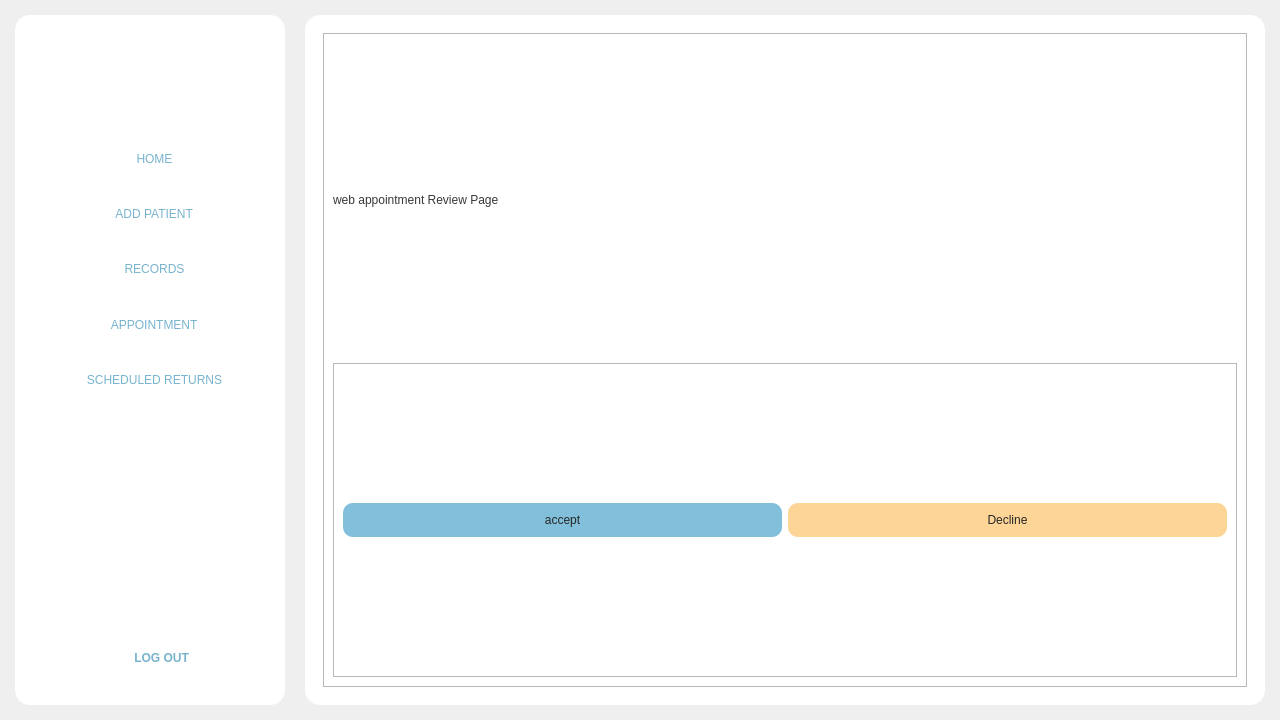
The window that Frontend/Home.ui (DreddVDomasian/Petmate-Desktop-Application) describes before a commit, drawn with Qt 5.
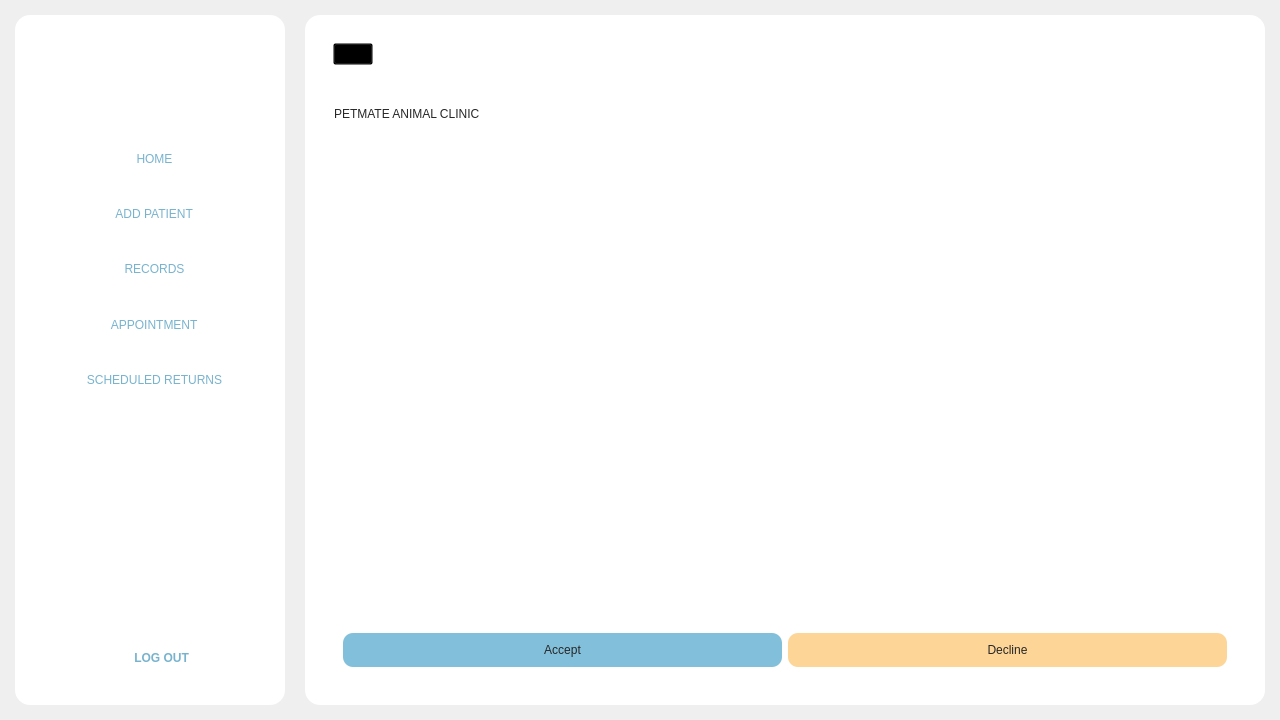
The same window after the commit. The open tabs and pages were chosen to show the change. Icons and pictures are not drawn.

Commit message:
Add review page header and back button UI
Introduces a new header section and back button to the review page, including clinic name and logo. Also refactors QPushButton styles to be set locally within relevant frames, adjusts widget sizes and indices, and improves layout spacing for better UI consistency.

```diff
--- a/Frontend/Home.ui
+++ b/Frontend/Home.ui
@@ -8098,6 +8098,9 @@
           <layout class="QVBoxLayout" name="verticalLayout_61">
            <item>
             <widget class="QFrame" name="frame_3">
+             <property name="styleSheet">
+              <string notr="true">background:transparent;</string>
+             </property>
              <property name="frameShape">
               <enum>QFrame::StyledPanel</enum>
              </property>
@@ -8105,14 +8108,120 @@
               <enum>QFrame::Raised</enum>
              </property>
              <layout class="QVBoxLayout" name="verticalLayout_45">
+              <property name="spacing">
+               <number>10</number>
+              </property>
               <item>
-               <widget class="QLabel" name="label_13">
+               <widget class="QPushButton" name="ReviewBackBtn">
+                <property name="sizePolicy">
+                 <sizepolicy hsizetype="Fixed" vsizetype="Fixed">
+                  <horstretch>0</horstretch>
+                  <verstretch>0</verstretch>
+                 </sizepolicy>
+                </property>
+                <property name="icon">
+                 <iconset resource="resource.qrc">
+                  <normaloff>:/Icons/Icons/Profileback.png</normaloff>:/Icons/Icons/Profileback.png</iconset>
+                </property>
+               </widget>
+              </item>
+              <item>
+               <widget class="QFrame" name="frame_23">
+                <property name="sizePolicy">
+                 <sizepolicy hsizetype="Expanding" vsizetype="Expanding">
+                  <horstretch>0</horstretch>
+                  <verstretch>0</verstretch>
+                 </sizepolicy>
+                </property>
+                <property name="maximumSize">
+                 <size>
+                  <width>16777215</width>
+                  <height>150</height>
+                 </size>
+                </property>
                 <property name="styleSheet">
-                 <string notr="true">font: 18pt &quot;Rubik Mono One&quot;;
-color:rgb(56, 56, 56);</string>
+                 <string notr="true">QLabel{
+	font-family:&quot;Rubik Mono One&quot;;
+	color:rgb(39, 39, 39);
+
+}</string>
                 </property>
-                <property name="text">
-                 <string>web appointment Review Page</string>
+                <property name="frameShape">
+                 <enum>QFrame::StyledPanel</enum>
+                </property>
+                <property name="frameShadow">
+                 <enum>QFrame::Raised</enum>
+                </property>
+                <layout class="QHBoxLayout" name="horizontalLayout_34">
+                 <property name="leftMargin">
+                  <number>0</number>
+                 </property>
+                 <property name="topMargin">
+                  <number>0</number>
+                 </property>
+                 <property name="rightMargin">
+                  <number>0</number>
+                 </property>
+                 <property name="bottomMargin">
+                  <number>0</number>
+                 </property>
+                 <item>
+                  <widget class="QLabel" name="pageHeader5">
+                   <property name="sizePolicy">
+                    <sizepolicy hsizetype="Expanding" vsizetype="Preferred">
+                     <horstretch>0</horstretch>
+                     <verstretch>0</verstretch>
+                    </sizepolicy>
+                   </property>
+                   <property name="styleSheet">
+                    <string notr="true"/>
+                   </property>
+                   <property name="text">
+                    <string>PETMATE ANIMAL CLINIC</string>
+                   </property>
+                  </widget>
+                 </item>
+                 <item>
+                  <widget class="QLabel" name="clinicIconP5">
+                   <property name="maximumSize">
+                    <size>
+                     <width>145</width>
+                     <height>60</height>
+                    </size>
+                   </property>
+                   <property name="text">
+                    <string/>
+                   </property>
+                   <property name="pixmap">
+                    <pixmap resource="resource.qrc">:/images/image/petmateLogo.png</pixmap>
+                   </property>
+                   <property name="scaledContents">
+                    <bool>true</bool>
+                   </property>
+                   <property name="alignment">
+                    <set>Qt::AlignCenter</set>
+                   </property>
+                   <property name="wordWrap">
+                    <bool>false</bool>
+                   </property>
+                  </widget>
+                 </item>
+                </layout>
+               </widget>
+              </item>
+              <item>
+               <widget class="QFrame" name="frame_24">
+                <property name="minimumSize">
+                 <size>
+                  <width>0</width>
+                  <height>450</height>
+                 </size>
+                </property>
+                <property name="frameShape">
+                 <enum>QFrame::StyledPanel</enum>
+                </property>
+                <property name="frameShadow">
+                 <enum>QFrame::Raised</enum>
                 </property>
                </widget>
               </item>
@@ -8141,7 +8250,7 @@
                  <item>
                   <widget class="QPushButton" name="pushButton_2">
                    <property name="text">
-                    <string>accept</string>
+                    <string>Accept</string>
                    </property>
                   </widget>
                  </item>
```
Left out of the diff: 128 changed lines with no effect on the pictures.
